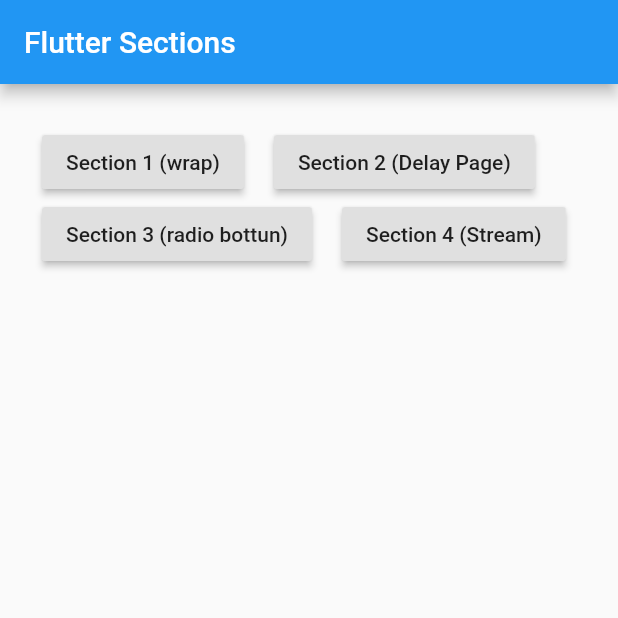
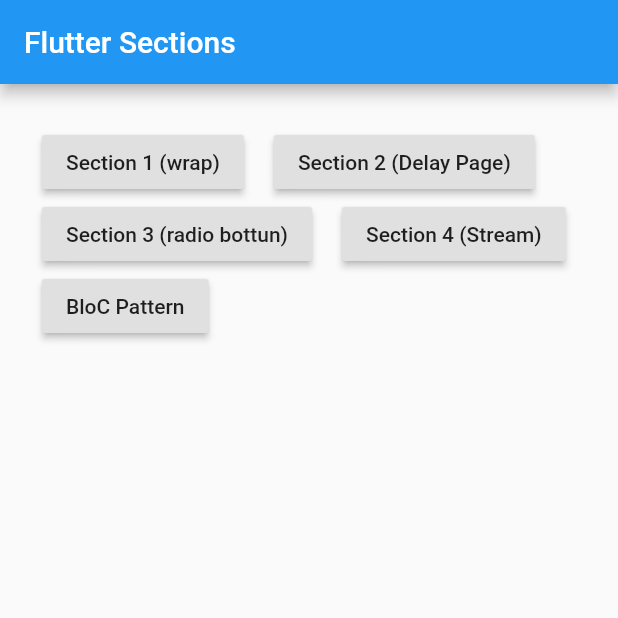
Before and after one commit to b3hzadsh/flutter-learning-section, a Flutter app: the screen it shows after launch, on a phone screen of 412 x 824 dp, the top half of it. Run offline on Flutter 3.47's test engine with Material 2 defaults, Android fonts, the phone set to English and light mode, and no system bars.

Commit message:
creat a button to go to bloc pattern page

```diff
--- a/lib/main.dart
+++ b/lib/main.dart
@@ -1,4 +1,5 @@
 import 'package:flutter/material.dart';
+import 'package:section_all/pages/bloc_pattern.dart';
 import 'package:section_all/pages/first_section.dart';
 import 'package:section_all/pages/radio_btn.dart';
 import 'package:section_all/pages/second-section.dart';
@@ -85,7 +86,8 @@ class _MyHomePageState extends State<MyHomePage> {
                         onPressed: () {
                           toOtherSection(context, StreamPage());
                         },
-                      )
+                      ),
+                      RsBtn(context, "BloC Pattern", BloCPattern())
                     ],
                   ),
                 )
@@ -102,3 +104,12 @@ class _MyHomePageState extends State<MyHomePage> {
     return SizedBox(width: 20);
   }
 }
+
+Widget RsBtn(context, String btnTxt, Widget nextPage) {
+  return RaisedButton(
+    child: Text("$btnTxt"),
+    onPressed: () {
+      toOtherSection(context, nextPage);
+    },
+  );
+}
```
Also changed, not shown: lib/pages/bloc_pattern.dart (added, +17 -0 lines), lib/pages/stream.dart (+11 -10 lines).
